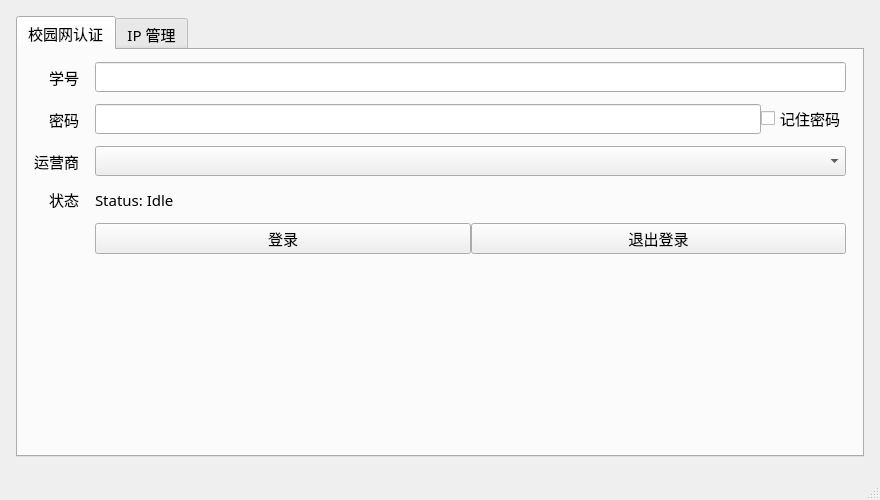
This is mainwindow.ui in D3nesyan/JMCampusNetLinker as Qt 5 draws it before an edit. The edited form follows.
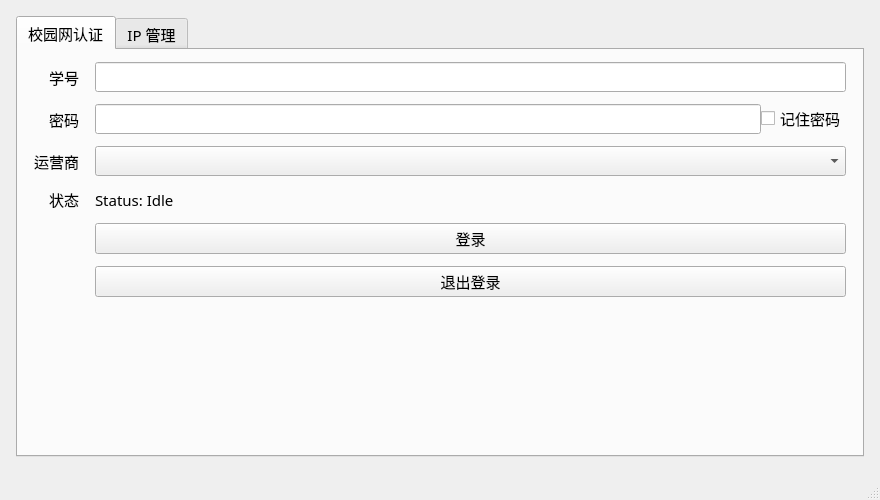
This is the edited form.

Commit message: refactor: Place login/logout buttons on separate rows for better visual weight

```diff
--- a/mainwindow.ui
+++ b/mainwindow.ui
@@ -128,22 +128,30 @@
            </widget>
           </item>
           <item row="4" column="1">
-           <layout class="QHBoxLayout" name="buttonLayout">
-            <item>
              <widget class="QPushButton" name="loginButton">
               <property name="text">
                <string>登录</string>
               </property>
-             </widget>
-            </item>
-            <item>
+            <property name="sizePolicy">
+             <sizepolicy hsizetype="Expanding" vsizetype="Fixed">
+              <horstretch>0</horstretch>
+              <verstretch>0</verstretch>
+             </sizepolicy>
+            </property>
+           </widget>
+          </item>
+          <item row="5" column="1">
              <widget class="QPushButton" name="logoutButton">
               <property name="text">
                <string>退出登录</string>
               </property>
-             </widget>
-            </item>
-           </layout>
+            <property name="sizePolicy">
+             <sizepolicy hsizetype="Expanding" vsizetype="Fixed">
+              <horstretch>0</horstretch>
+              <verstretch>0</verstretch>
+             </sizepolicy>
+            </property>
+           </widget>
           </item>
          </layout>
         </item>
```
Lines whose indentation alone changed are shown as unchanged.
